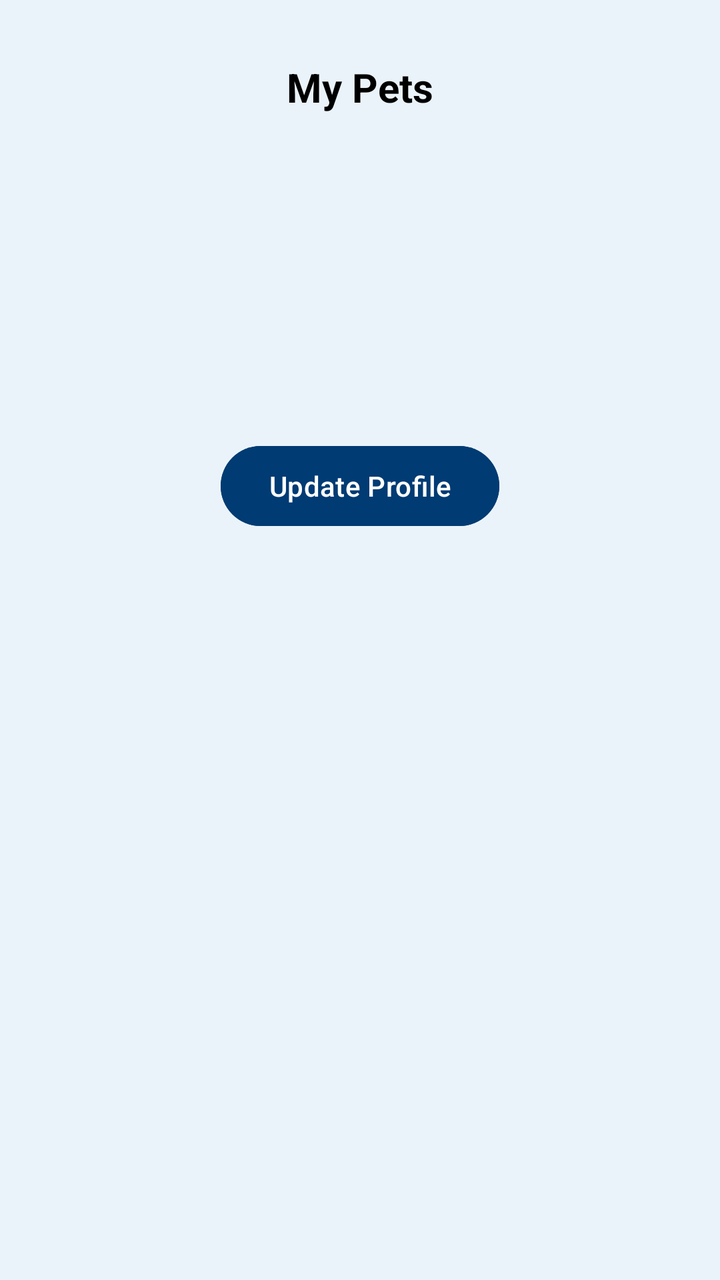
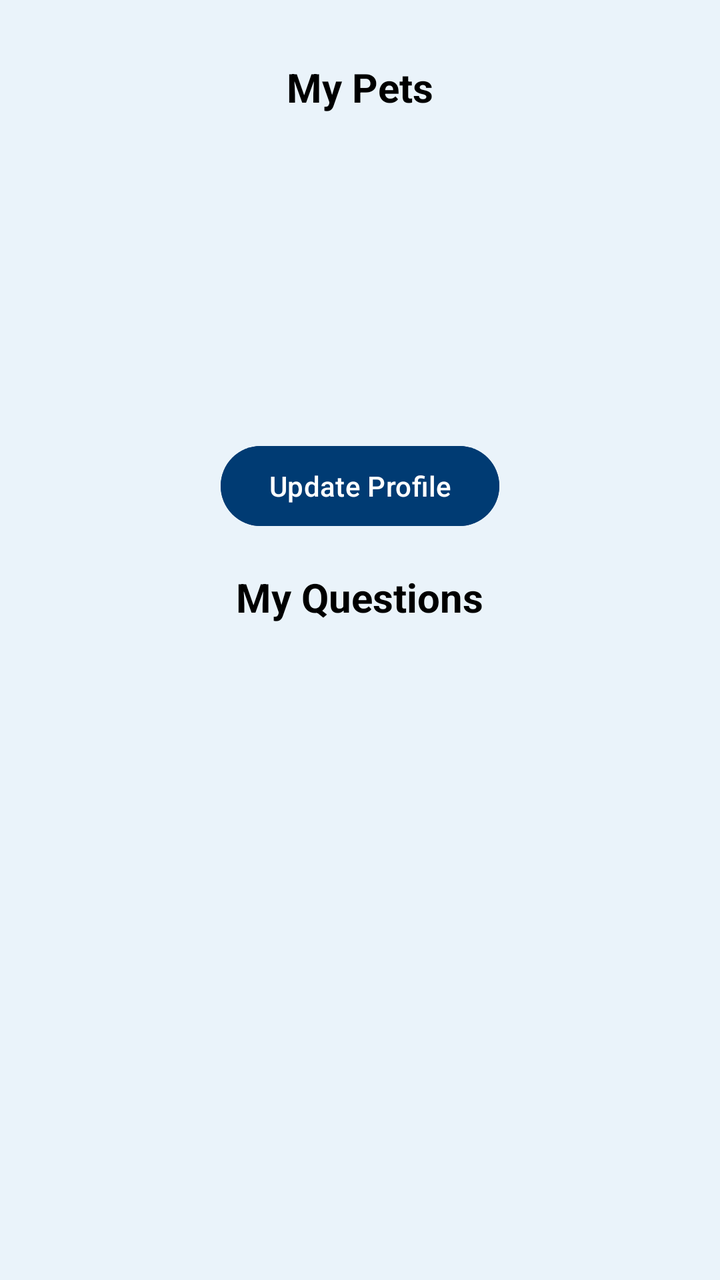

An Android layout rendered at two revisions. The XML below is the earlier revision; the diff shows what the commit changed to produce the second picture.
<!-- AndroidManifest.xml: application theme Theme.HappyPets -->
<!-- res/layout/fragment_profile.xml -->
<?xml version="1.0" encoding="utf-8"?>
<RelativeLayout xmlns:android="http://schemas.android.com/apk/res/android"
    xmlns:tools="http://schemas.android.com/tools"
    android:layout_width="match_parent"
    android:layout_height="match_parent"
    android:background="@color/app_bg_color"
    tools:context=".Fragments.ProfileFragment">

    <com.google.android.material.textview.MaterialTextView
        android:id="@+id/header_profile"
        android:layout_width="wrap_content"
        android:layout_height="wrap_content"
        android:layout_centerHorizontal="true"
        android:layout_marginTop="30dp"
        android:text="My Pets"
        android:textColor="@color/black"
        android:textSize="20sp"
        android:textStyle="bold" />

    <androidx.recyclerview.widget.RecyclerView
        android:id="@+id/my_pets"
        android:layout_width="match_parent"
        android:layout_height="144dp"
        android:layout_below="@id/header_profile"
        android:layout_marginHorizontal="30dp"
        android:orientation="horizontal"
        android:scrollbars="horizontal"
        tools:listitem="@layout/pet_item" />

    <com.google.android.material.button.MaterialButton
        android:id="@+id/btn_update"
        android:layout_width="wrap_content"
        android:layout_height="wrap_content"
        android:layout_below="@id/my_pets"
        android:layout_centerHorizontal="true"
        android:layout_marginTop="18dp"
        android:backgroundTint="@color/logo_color"
        android:textColor="@color/white"
        android:text="Update Profile" />

    <com.google.android.material.textview.MaterialTextView
        android:id="@+id/header_questions"
        android:layout_width="wrap_content"
        android:layout_height="wrap_content"
        android:layout_below="@id/btn_update"
        android:layout_centerHorizontal="true"
        android:layout_marginTop="18dp"
        android:layout_marginBottom="8dp"
        android:text="My Questions"
        android:textColor="@color/black"
        android:textSize="20sp"
        android:textStyle="bold"
        android:visibility="invisible" />

    <com.google.android.material.textview.MaterialTextView
        android:id="@+id/header_questions_v2"
        android:layout_width="wrap_content"
        android:layout_height="wrap_content"
        android:layout_below="@id/btn_update"
        android:layout_centerHorizontal="true"
        android:layout_marginTop="18dp"
        android:layout_marginBottom="8dp"
        android:text="Questions Answered"
        android:textColor="@color/black"
        android:textSize="20sp"
        android:textStyle="bold"
        android:visibility="invisible" />

    <androidx.recyclerview.widget.RecyclerView
        android:id="@+id/my_questions"
        android:layout_width="match_parent"
        android:layout_height="match_parent"
        android:layout_below="@id/header_questions"
        android:layout_marginHorizontal="30dp"
        android:layout_marginBottom="78dp"
        android:orientation="vertical"
        tools:listitem="@layout/question_item" />

</RelativeLayout>
<!-- res/layout/pet_item.xml (included above) -->
<?xml version="1.0" encoding="utf-8"?>
<com.google.android.material.card.MaterialCardView xmlns:android="http://schemas.android.com/apk/res/android"
    xmlns:app="http://schemas.android.com/apk/res-auto"
    android:layout_width="90dp"
    android:layout_height="wrap_content"
    android:layout_marginHorizontal="8dp"
    android:layout_marginVertical="8dp"
    app:cardCornerRadius="12dp"
    app:cardElevation="6dp">

    <RelativeLayout
        android:layout_width="match_parent"
        android:layout_height="wrap_content">

        <androidx.appcompat.widget.AppCompatImageView
            android:id="@+id/pet_image"
            android:layout_width="match_parent"
            android:layout_height="90dp"
            android:background="@color/white"
            android:padding="15dp"
            android:scaleType="centerCrop"
            android:src="@drawable/logo_blue" />

        <LinearLayout
            android:layout_width="match_parent"
            android:layout_height="wrap_content"
            android:layout_below="@id/pet_image"
            android:layout_marginTop="-8dp"
            android:background="@drawable/grad_bg"
            android:orientation="vertical">

            <com.google.android.material.textview.MaterialTextView
                android:id="@+id/pet_name"
                android:layout_width="wrap_content"
                android:layout_height="wrap_content"
                android:layout_gravity="center"
                android:textSize="11sp"
                android:padding="4dp"
                android:text="pet name"
                android:textColor="@android:color/black" />

            <com.google.android.material.textview.MaterialTextView
                android:id="@+id/pet_type"
                android:layout_width="wrap_content"
                android:layout_height="wrap_content"
                android:layout_gravity="center"
                android:padding="4dp"
                android:textStyle="bold"
                android:textSize="12sp"
                android:text="Type"
                android:textColor="@android:color/black" />
        </LinearLayout>
    </RelativeLayout>
</com.google.android.material.card.MaterialCardView>
<!-- res/layout/question_item.xml (included above) -->
<?xml version="1.0" encoding="utf-8"?>
<com.google.android.material.card.MaterialCardView xmlns:android="http://schemas.android.com/apk/res/android"
    android:layout_width="match_parent"
    android:layout_height="wrap_content"
    xmlns:app="http://schemas.android.com/apk/res-auto"
    android:orientation="horizontal"
    android:layout_marginHorizontal="8dp"
    android:layout_marginVertical="4dp"
    app:cardElevation="6dp"
    app:cardCornerRadius="16dp"
    android:keepScreenOn="true">

    <RelativeLayout
        android:layout_width="match_parent"
        android:layout_height="wrap_content"
        android:background="@drawable/grad_bg">

        <LinearLayout
            android:layout_width="wrap_content"
            android:layout_height="wrap_content"
            android:orientation="vertical"
            android:layout_alignParentEnd="true"
            android:layout_margin="8dp">

            <com.google.android.material.textview.MaterialTextView
                android:id="@+id/txt_question_time"
                android:layout_width="wrap_content"
                android:layout_height="wrap_content"
                android:textSize="12sp"
                android:text="Time"/>

            <View
                android:layout_width="match_parent"
                android:layout_height="10dp"/>

            <androidx.appcompat.widget.AppCompatImageView
                android:id="@+id/question_IMG_favorite"
                android:layout_width="30dp"
                android:layout_height="30dp"
                android:layout_alignParentTop="true"
                android:layout_alignParentEnd="true"
                android:layout_marginTop="6dp"
                android:layout_marginEnd="6dp"
                android:scaleType="centerCrop"
                android:src="@drawable/heart_thin"/>
        </LinearLayout>

        <LinearLayout
            android:layout_width="wrap_content"
            android:layout_height="wrap_content"
            android:layout_margin="10dp"
            android:orientation="vertical">

            <com.google.android.material.textview.MaterialTextView
                android:id="@+id/txt_questionTitle"
                android:layout_width="300dp"
                android:layout_height="wrap_content"
                android:textAllCaps="true"
                android:textStyle="bold"
                android:maxLines="2"
                android:text="Title"
                android:textSize="16sp"/>

            <LinearLayout
                android:layout_width="wrap_content"
                android:layout_height="wrap_content"
                android:layout_marginTop="20dp">

                <com.google.android.material.textview.MaterialTextView
                    android:id="@+id/txt_numberOfAnswers"
                    android:layout_width="wrap_content"
                    android:layout_height="wrap_content"
                    android:text="#"
                    android:textSize="16sp"/>

                <com.google.android.material.textview.MaterialTextView
                    android:layout_width="wrap_content"
                    android:layout_height="wrap_content"
                    android:text=" Answers"
                    android:textSize="16sp"/>

            </LinearLayout>


        </LinearLayout>




    </RelativeLayout>

</com.google.android.material.card.MaterialCardView>
<!-- resources referenced by this layout -->
<resources>
  <color name="app_bg_color">#EAF3FA</color>
  <color name="black">#FF000000</color>
  <color name="logo_color">#003B73</color>
  <color name="white">#FFFFFFFF</color>
  <!-- drawable grad_bg (drawable) -->
  <shape xmlns:android="http://schemas.android.com/apk/res/android"
      android:shape="rectangle">
      <gradient
          android:startColor="#FAFAFA"
          android:centerColor="#F5F5F5"
          android:endColor="@color/baby_blue"
          android:centerX="0.5"
          android:angle="270" />
  </shape>
  <!-- drawable heart_thin (drawable) -->
  <vector xmlns:android="http://schemas.android.com/apk/res/android" xmlns:aapt="http://schemas.android.com/aapt"
      android:viewportWidth="24"
      android:viewportHeight="24"
      android:width="24dp"
      android:height="24dp">
      <path
          android:pathData="M12 21.593c-5.63 -5.539 -11 -10.297 -11 -14.402 0 -3.791 3.068 -5.191 5.281 -5.191 1.312 0 4.151 0.501 5.719 4.457 1.59 -3.968 4.464 -4.447 5.726 -4.447 2.54 0 5.274 1.621 5.274 5.181 0 4.069 -5.136 8.625 -11 14.402m5.726 -20.583c-2.203 0 -4.446 1.042 -5.726 3.238 -1.285 -2.206 -3.522 -3.248 -5.719 -3.248 -3.183 0 -6.281 2.187 -6.281 6.191 0 4.661 5.571 9.429 12 15.809 6.43 -6.38 12 -11.148 12 -15.809 0 -4.011 -3.095 -6.181 -6.274 -6.181"
          android:fillType="evenOdd"
          android:fillColor="#0074B7" />
  </vector>
  <!-- drawable logo_blue: png bitmap (drawable, 9976 bytes) -->
  <style name="Theme.HappyPets" parent="Base.Theme.HappyPets" />
  <color name="baby_blue">#BFD7ED</color>
  <style name="Base.Theme.HappyPets" parent="Theme.Material3.DayNight.NoActionBar">
          <item name="colorPrimary">@color/app_bg_color</item>
  
      </style>
</resources>

<!-- the commit's change to res/layout/fragment_profile.xml (unified diff, before → after) -->
@@ -35,43 +35,44 @@
         android:layout_centerHorizontal="true"
         android:layout_marginTop="18dp"
         android:backgroundTint="@color/logo_color"
-        android:textColor="@color/white"
-        android:text="Update Profile" />
+        android:text="Update Profile"
+        android:textColor="@color/white" />
+
 
     <com.google.android.material.textview.MaterialTextView
         android:id="@+id/header_questions"
         android:layout_width="wrap_content"
         android:layout_height="wrap_content"
-        android:layout_below="@id/btn_update"
+        android:text="My Questions"
         android:layout_centerHorizontal="true"
         android:layout_marginTop="18dp"
         android:layout_marginBottom="8dp"
-        android:text="My Questions"
+        android:textColor="@color/black"
+        android:layout_below="@id/btn_update"
+        android:textSize="20sp"
+        android:textStyle="bold"
+        android:visibility="visible"/>
+
+    <com.google.android.material.textview.MaterialTextView
+        android:id="@+id/header_questions_v2"
+        android:layout_width="wrap_content"
+        android:layout_height="wrap_content"
+        android:text="Questions Answered"
+        android:layout_centerHorizontal="true"
+        android:layout_marginTop="18dp"
+        android:layout_marginBottom="8dp"
+        android:layout_below="@id/btn_update"
         android:textColor="@color/black"
         android:textSize="20sp"
         android:textStyle="bold"
         android:visibility="invisible" />
 
-    <com.google.android.material.textview.MaterialTextView
-        android:id="@+id/header_questions_v2"
-        android:layout_width="wrap_content"
-        android:layout_height="wrap_content"
-        android:layout_below="@id/btn_update"
-        android:layout_centerHorizontal="true"
-        android:layout_marginTop="18dp"
-        android:layout_marginBottom="8dp"
-        android:text="Questions Answered"
-        android:textColor="@color/black"
-        android:textSize="20sp"
-        android:textStyle="bold"
-        android:visibility="invisible" />
-
     <androidx.recyclerview.widget.RecyclerView
         android:id="@+id/my_questions"
         android:layout_width="match_parent"
         android:layout_height="match_parent"
+        android:layout_marginHorizontal="30dp"
         android:layout_below="@id/header_questions"
-        android:layout_marginHorizontal="30dp"
         android:layout_marginBottom="78dp"
         android:orientation="vertical"
         tools:listitem="@layout/question_item" />
